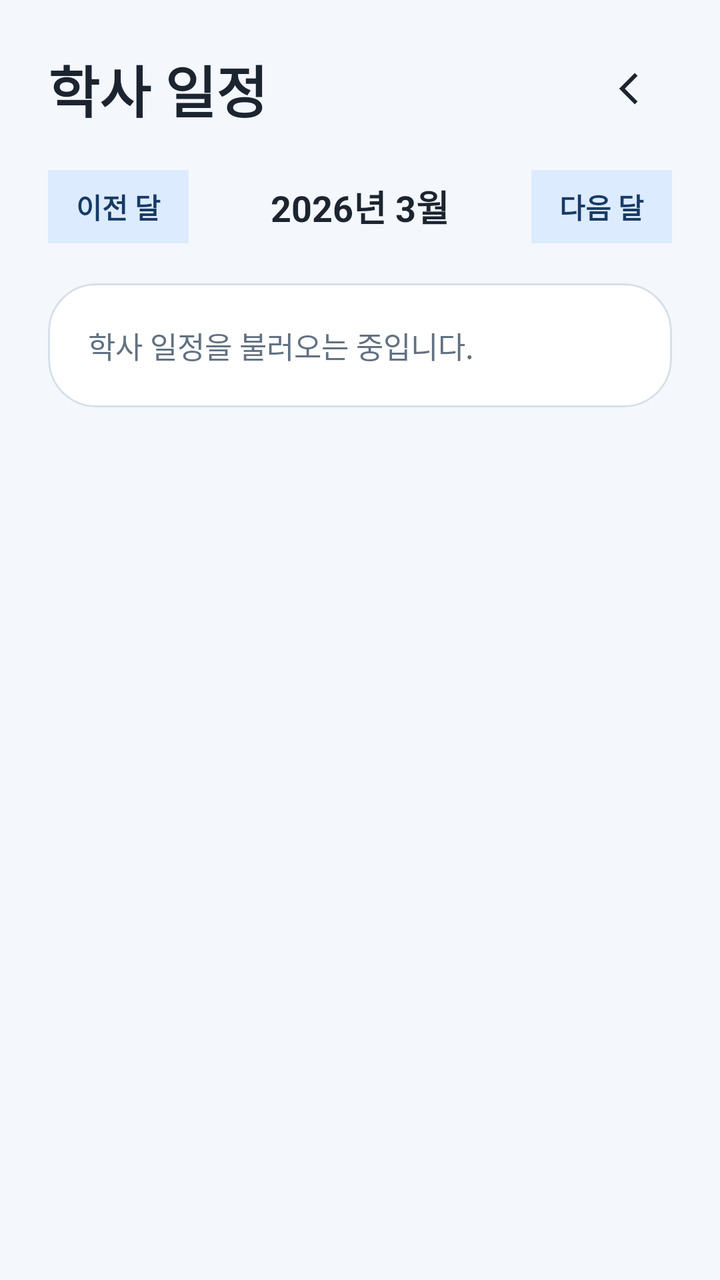
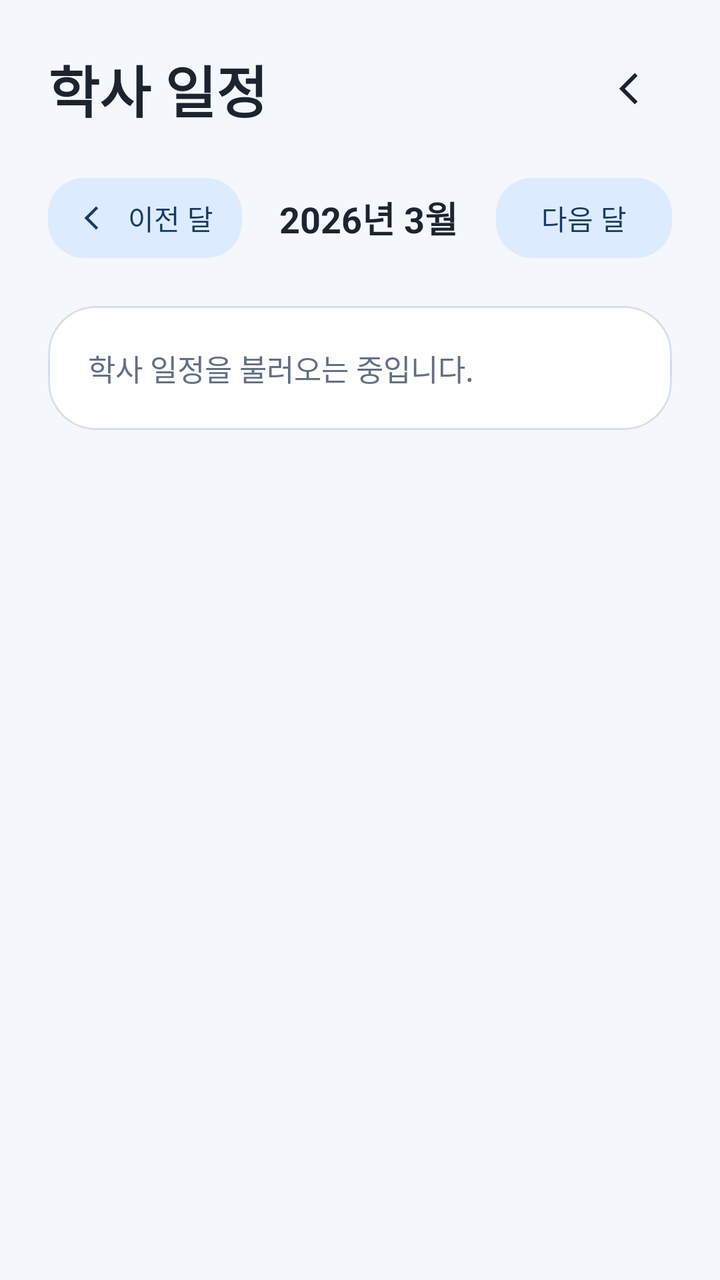

Two renders of the same Android screen: before a commit and after it. Below are the layout's source before the change and the commit's diff.
<!-- AndroidManifest.xml: application theme Theme.MisSchoolApp -->
<!-- res/layout/activity_schedule.xml -->
<?xml version="1.0" encoding="utf-8"?>
<layout xmlns:android="http://schemas.android.com/apk/res/android"
    xmlns:app="http://schemas.android.com/apk/res-auto">

<ScrollView
    android:layout_width="match_parent"
    android:layout_height="match_parent"
    android:background="@color/bg_page"
    android:clipToPadding="false"
    android:fillViewport="true">

    <LinearLayout
        android:layout_width="match_parent"
        android:layout_height="wrap_content"
        android:orientation="vertical"
        android:padding="24dp">

        <LinearLayout
            android:layout_width="match_parent"
            android:layout_height="wrap_content"
            android:gravity="center_vertical"
            android:orientation="horizontal">

            <TextView
                android:layout_width="0dp"
                android:layout_height="wrap_content"
                android:layout_marginEnd="16dp"
                android:layout_weight="1"
                android:text="@string/home_schedule_title"
                android:textColor="@color/text_primary"
                android:textSize="28sp"
                android:textStyle="bold" />

            <ImageButton
                android:id="@+id/scheduleBackButton"
                android:layout_width="40dp"
                android:layout_height="40dp"
                android:background="@android:color/transparent"
                android:contentDescription="@string/settings_back"
                android:padding="8dp"
                android:src="@drawable/ic_back_simple" />
        </LinearLayout>

        <LinearLayout
            android:layout_width="match_parent"
            android:layout_height="wrap_content"
            android:layout_marginTop="20dp"
            android:gravity="center_vertical"
            android:orientation="horizontal">

            <TextView
                android:id="@+id/previousMonthButton"
                android:layout_width="wrap_content"
                android:layout_height="wrap_content"
                android:background="@color/brand_blue_soft"
                android:paddingHorizontal="14dp"
                android:paddingVertical="8dp"
                android:text="@string/schedule_previous_month"
                android:textColor="@color/brand_navy"
                android:textStyle="bold" />

            <TextView
                android:id="@+id/scheduleMonthTitleText"
                android:layout_width="0dp"
                android:layout_height="wrap_content"
                android:layout_marginHorizontal="12dp"
                android:layout_weight="1"
                android:gravity="center"
                android:text="@string/schedule_month_placeholder"
                android:textColor="@color/text_primary"
                android:textSize="18sp"
                android:textStyle="bold" />

            <TextView
                android:id="@+id/nextMonthButton"
                android:layout_width="wrap_content"
                android:layout_height="wrap_content"
                android:background="@color/brand_blue_soft"
                android:paddingHorizontal="14dp"
                android:paddingVertical="8dp"
                android:text="@string/schedule_next_month"
                android:textColor="@color/brand_navy"
                android:textStyle="bold" />
        </LinearLayout>

        <com.google.android.material.card.MaterialCardView
            android:layout_width="match_parent"
            android:layout_height="wrap_content"
            android:layout_marginTop="20dp"
            app:cardBackgroundColor="@color/surface_card"
            app:cardCornerRadius="24dp"
            app:cardElevation="0dp"
            app:strokeColor="@color/divider_soft"
            app:strokeWidth="1dp">

            <TextView
                android:id="@+id/scheduleListText"
                android:layout_width="match_parent"
                android:layout_height="wrap_content"
                android:lineSpacingExtra="5dp"
                android:padding="20dp"
                android:text="@string/schedule_loading"
                android:textColor="@color/text_secondary"
                android:textSize="15sp" />
        </com.google.android.material.card.MaterialCardView>

    </LinearLayout>

</ScrollView>

</layout>
<!-- resources referenced by this layout -->
<resources>
  <color name="bg_page">#F4F7FB</color>
  <color name="brand_blue_soft">#DDEBFF</color>
  <color name="brand_navy">#173B66</color>
  <color name="divider_soft">#D6DFEA</color>
  <color name="surface_card">#FFFFFFFF</color>
  <color name="text_primary">#1C2430</color>
  <color name="text_secondary">#627182</color>
  <!-- drawable ic_back_simple (drawable) -->
  <?xml version="1.0" encoding="utf-8"?>
  <vector xmlns:android="http://schemas.android.com/apk/res/android"
      android:width="24dp"
      android:height="24dp"
      android:viewportWidth="24"
      android:viewportHeight="24">
  
      <path
          android:fillColor="@color/text_primary"
          android:pathData="M14.8,5.6L8.4,12l6.4,6.4l-1.4,1.4L5.6,12l7.8,-7.8z" />
  </vector>
  <string name="home_schedule_title">학사 일정</string>
  <string name="schedule_loading">학사 일정을 불러오는 중입니다.</string>
  <string name="schedule_month_placeholder">2026년 3월</string>
  <string name="schedule_next_month">다음 달</string>
  <string name="schedule_previous_month">이전 달</string>
  <string name="settings_back">뒤로 가기</string>
  <style name="Theme.MisSchoolApp" parent="Base.Theme.MisSchoolApp" />
  <style name="Base.Theme.MisSchoolApp" parent="Theme.Material3.DayNight.NoActionBar">
          
          
      </style>
</resources>

<!-- the commit's change to res/layout/activity_schedule.xml (unified diff, before → after) -->
@@ -48,16 +48,19 @@
             android:gravity="center_vertical"
             android:orientation="horizontal">
 
-            <TextView
+            <com.google.android.material.button.MaterialButton
                 android:id="@+id/previousMonthButton"
                 android:layout_width="wrap_content"
                 android:layout_height="wrap_content"
-                android:background="@color/brand_blue_soft"
                 android:paddingHorizontal="14dp"
                 android:paddingVertical="8dp"
                 android:text="@string/schedule_previous_month"
                 android:textColor="@color/brand_navy"
-                android:textStyle="bold" />
+                app:backgroundTint="@color/brand_blue_soft"
+                app:cornerRadius="18dp"
+                app:icon="@drawable/ic_back_simple"
+                app:iconTint="@color/brand_navy"
+                app:strokeWidth="0dp" />
 
             <TextView
                 android:id="@+id/scheduleMonthTitleText"
@@ -71,16 +74,19 @@
                 android:textSize="18sp"
                 android:textStyle="bold" />
 
-            <TextView
+            <com.google.android.material.button.MaterialButton
                 android:id="@+id/nextMonthButton"
                 android:layout_width="wrap_content"
                 android:layout_height="wrap_content"
-                android:background="@color/brand_blue_soft"
                 android:paddingHorizontal="14dp"
                 android:paddingVertical="8dp"
                 android:text="@string/schedule_next_month"
                 android:textColor="@color/brand_navy"
-                android:textStyle="bold" />
+                app:backgroundTint="@color/brand_blue_soft"
+                app:cornerRadius="18dp"
+                app:iconGravity="textEnd"
+                app:iconPadding="6dp"
+                app:strokeWidth="0dp" />
         </LinearLayout>
 
         <com.google.android.material.card.MaterialCardView
